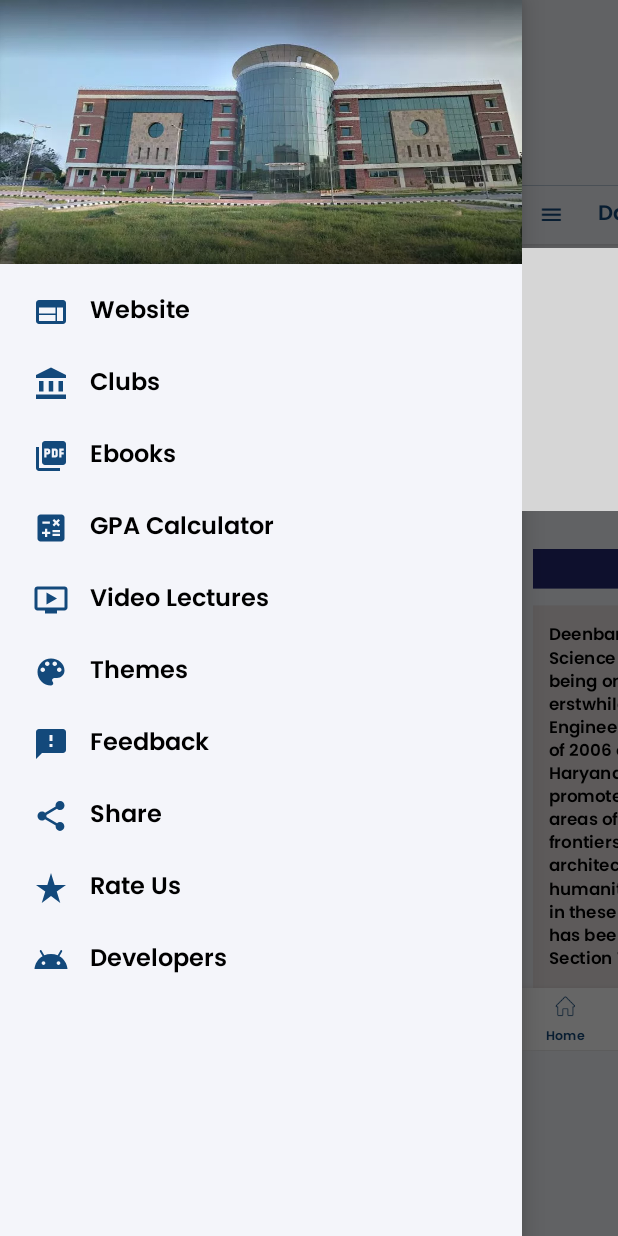
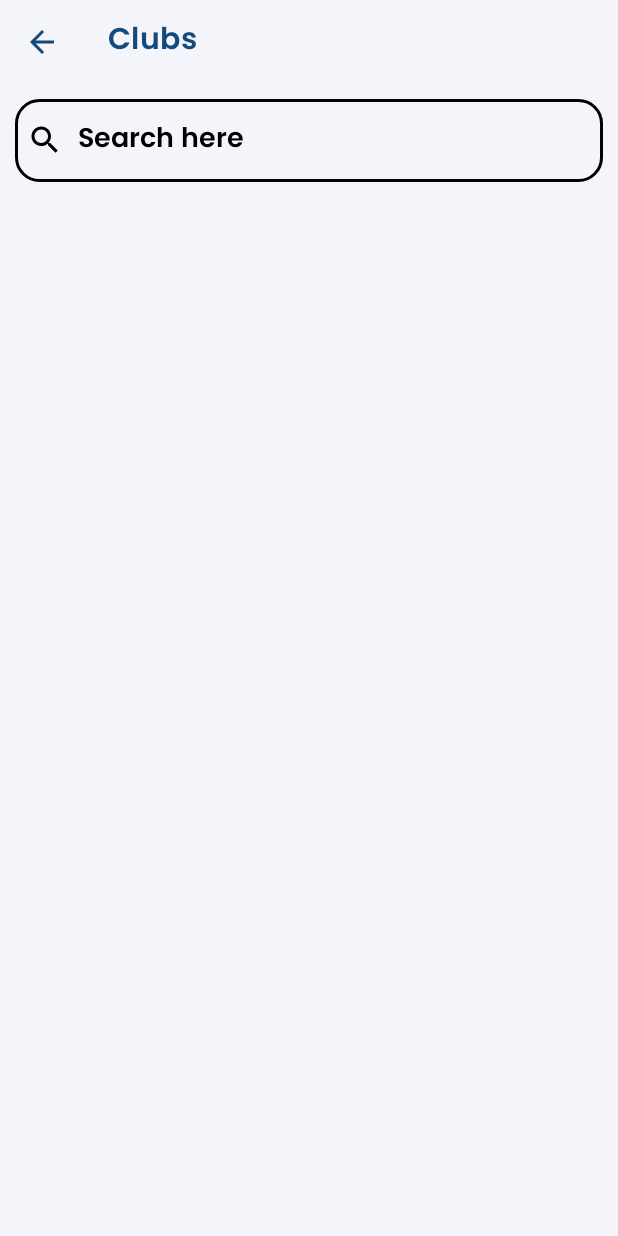
Before and after one commit to raoharshit/College_App, an Android app: the screen it shows after launch once a user with an empty profile is signed in (MainActivity before the commit, ClubActivity after it), after a tap on "Clubs", on a phone screen of 412 x 824 dp. Run offline under Robolectric (Android 15) with nearby library versions, the phone set to English and light mode, and no system bars; our stand-ins replace CircleImageView, Firebase (no records; nobody signed in at launch, a user with empty details on screens opened directly), Picasso, Shimmer, navigation-ui; libraries missing offline, so code that uses them is left out: com.smarteist.autoimageslider; plain views replace SliderLayout; pictures from the network do not load; 12 statements that could not run were skipped; 2 other taps on this screen came first; grey boxes are pictures that could not be loaded.

Commit message:
clubs activity is added

```diff
--- a/UserApp/src/main/AndroidManifest.xml
+++ b/UserApp/src/main/AndroidManifest.xml
@@ -16,7 +16,8 @@
         tools:replace="android:label"
         tools:targetApi="31">
         <activity
-            android:name=".ClubActivity"
+            android:name=".clubs.ClubActivity"
+            android:parentActivityName=".MainActivity"
             android:exported="false" />
         <activity
             android:name=".SplashScreen"
--- a/UserApp/src/main/java/com/example/collegeapp/MainActivity.java
+++ b/UserApp/src/main/java/com/example/collegeapp/MainActivity.java
@@ -32,6 +32,7 @@ import android.widget.Button;
 import android.widget.Toast;
 
 import com.example.collegeapp.Authentication.LoginActivity;
+import com.example.collegeapp.clubs.ClubActivity;
 import com.example.collegeapp.ebook.EbookActivity;
 import com.google.android.material.bottomnavigation.BottomNavigationView;
 import com.google.android.material.dialog.MaterialAlertDialogBuilder;
@@ -211,6 +212,11 @@ public class MainActivity extends AppCompatActivity implements NavigationView.On
                 startActivity(intent);
                 break;
 
+            case R.id.navigation_clubs:
+                intent = new Intent(MainActivity.this, ClubActivity.class);
+                startActivity(intent);
+                break;
+
             case R.id.navigation_share:
 
                 try{
--- /dev/null
+++ b/UserApp/src/main/java/com/example/collegeapp/clubs/ClubActivity.java
@@ -0,0 +1,132 @@
+package com.example.collegeapp.clubs;
+
+import androidx.annotation.NonNull;
+import androidx.appcompat.app.AppCompatActivity;
+import androidx.appcompat.widget.Toolbar;
+import androidx.recyclerview.widget.LinearLayoutManager;
+import androidx.recyclerview.widget.RecyclerView;
+
+import android.annotation.SuppressLint;
+import android.os.Bundle;
+import android.text.Editable;
+import android.text.TextWatcher;
+import android.view.View;
+import android.widget.EditText;
+import android.widget.LinearLayout;
+import android.widget.Toast;
+
+import com.example.collegeapp.R;
+import com.facebook.shimmer.ShimmerFrameLayout;
+import com.google.firebase.database.DataSnapshot;
+import com.google.firebase.database.DatabaseError;
+import com.google.firebase.database.DatabaseReference;
+import com.google.firebase.database.FirebaseDatabase;
+import com.google.firebase.database.ValueEventListener;
+
+import java.util.ArrayList;
+import java.util.List;
+import java.util.Objects;
+
+public class ClubActivity extends AppCompatActivity {
+
+
+    private RecyclerView clubListRV;
+    private DatabaseReference reference;
+    private List<ClubData> list;
+    private ClubAdapter adapter;
+
+    ShimmerFrameLayout shimmerFrameLayout;
+    private LinearLayout shimmerLinearLayout;
+    private EditText club_search;
+    private Toolbar toolbar;
+
+    @Override
+    protected void onCreate(Bundle savedInstanceState) {
+        super.onCreate(savedInstanceState);
+        setContentView(R.layout.activity_club);
+
+        toolbar = findViewById(R.id.appbarClub);
+
+        setSupportActionBar(toolbar);
+        Objects.requireNonNull(getSupportActionBar()).setDisplayHomeAsUpEnabled(true);
+        toolbar.setTitle("Clubs");
+        toolbar.setTitleTextAppearance(this, R.style.poppins_bold);
+
+        clubListRV = findViewById(R.id.clubListRV);
+        reference = FirebaseDatabase.getInstance().getReference().child("Clubs");
+        reference.keepSynced(true);
+        shimmerFrameLayout = findViewById(R.id.shimmer_view_container);
+        shimmerLinearLayout = findViewById(R.id.shimmerLinearLayout);
+        club_search = findViewById(R.id.club_search);
+
+        getData();
+    }
+
+    private void getData() {
+        reference.addValueEventListener(new ValueEventListener() {
+            @SuppressLint("NotifyDataSetChanged")
+            @Override
+            public void onDataChange(@NonNull DataSnapshot dataSnapshot) {
+                list = new ArrayList<>();
+                for (DataSnapshot snapshot : dataSnapshot.getChildren()){
+                    ClubData data = snapshot.getValue(ClubData.class);
+                    list.add(data);
+                }
+                adapter = new ClubAdapter(list,ClubActivity.this);
+                adapter.notifyDataSetChanged();
+                clubListRV.setLayoutManager(new LinearLayoutManager(ClubActivity.this));
+                clubListRV.setAdapter(adapter);
+                shimmerFrameLayout.stopShimmer();
+                shimmerLinearLayout.setVisibility(View.GONE);
+                club_search.setVisibility(View.VISIBLE);
+            }
+
+            @Override
+            public void onCancelled(@NonNull DatabaseError databaseError) {
+                Toast.makeText(ClubActivity.this, databaseError.getMessage(), Toast.LENGTH_SHORT).show();
+            }
+        });
+
+        // searching pdf in edit text view
+        club_search.addTextChangedListener(new TextWatcher() {
+            @Override
+            public void beforeTextChanged(CharSequence s, int start, int count, int after) {
+
+            }
+
+            @Override
+            public void onTextChanged(CharSequence s, int start, int before, int count) {
+
+            }
+
+            @Override
+            public void afterTextChanged(Editable editable) {
+                filter(editable.toString());
+            }
+        });
+
+    }
+
+    private void filter(String text){
+        ArrayList<ClubData> filterList = new ArrayList<>();
+        for (ClubData item : list){
+            if (item.getName().toLowerCase().contains(text.toLowerCase())){
+                filterList.add(item);
+            }
+        }
+        adapter.FilteredList(filterList);
+
+    }
+
+    @Override
+    protected void onPause() {
+        shimmerFrameLayout.stopShimmer();
+        super.onPause();
+    }
+
+    @Override
+    protected void onRestart() {
+        shimmerFrameLayout.startShimmer();
+        super.onRestart();
+    }
+}
--- /dev/null
+++ b/UserApp/src/main/java/com/example/collegeapp/clubs/ClubAdapter.java
@@ -0,0 +1,77 @@
+package com.example.collegeapp.clubs;
+
+import android.content.Context;
+import android.view.LayoutInflater;
+import android.view.View;
+import android.view.ViewGroup;
+import android.widget.ImageView;
+import android.widget.TextView;
+
+import androidx.annotation.NonNull;
+import androidx.recyclerview.widget.RecyclerView;
+
+import com.example.collegeapp.R;
+import com.squareup.picasso.Picasso;
+
+import java.util.ArrayList;
+import java.util.List;
+
+public class ClubAdapter extends RecyclerView.Adapter<ClubAdapter.ClubViewAdapter> {
+
+    private List<ClubData> list;
+    private Context context;
+
+    public ClubAdapter(List<ClubData> list, Context context) {
+        this.list = list;
+        this.context = context;
+    }
+
+    @NonNull
+    @Override
+    public ClubViewAdapter onCreateViewHolder(@NonNull ViewGroup parent, int viewType) {
+        View view = LayoutInflater.from(context).inflate(R.layout.club_item_layout,parent,false);
+        return new ClubViewAdapter(view);
+    }
+
+    public void FilteredList(ArrayList<ClubData> filterList) {
+        list = filterList;
+        notifyDataSetChanged();
+    }
+
+    @Override
+    public void onBindViewHolder(@NonNull ClubViewAdapter holder, int position) {
+        ClubData item = list.get(position);
+
+        holder.clubName.setText(item.getName());
+        holder.facultyName.setText(item.getFacCor());
+        holder.studentName.setText(item.getStuCor());
+        holder.contact.setText(item.getContact());
+
+        try {
+            Picasso.get().load(item.getImage()).into(holder.clubImage);
+        } catch (Exception e) {
+            e.printStackTrace();
+        }
+    }
+
+    @Override
+    public int getItemCount() {
+        return list.size();
+    }
+
+    public class ClubViewAdapter extends RecyclerView.ViewHolder{
+
+        private TextView clubName,facultyName,studentName,contact;
+        private ImageView clubImage;
+
+
+        public ClubViewAdapter(@NonNull View itemView) {
+            super(itemView);
+            clubName = itemView.findViewById(R.id.clubName);
+            facultyName = itemView.findViewById(R.id.facultyName);
+            studentName = itemView.findViewById(R.id.studentName);
+            contact = itemView.findViewById(R.id.contact);
+            clubImage = itemView.findViewById(R.id.clubImage);
+        }
+    }
+}
--- /dev/null
+++ b/UserApp/src/main/res/layout/activity_club.xml
@@ -0,0 +1,96 @@
+<?xml version="1.0" encoding="utf-8"?>
+<RelativeLayout xmlns:android="http://schemas.android.com/apk/res/android"
+    xmlns:app="http://schemas.android.com/apk/res-auto"
+    xmlns:tools="http://schemas.android.com/tools"
+    android:layout_width="match_parent"
+    android:background="@color/backgroundCol"
+    android:id="@+id/ebookRL"
+    android:layout_height="match_parent"
+    tools:context=".clubs.ClubActivity">
+
+    <androidx.constraintlayout.widget.ConstraintLayout
+        android:id="@+id/clubtoolbarCL"
+        android:layout_width="match_parent"
+        android:layout_height="wrap_content">
+        <com.google.android.material.appbar.AppBarLayout
+            android:id="@+id/appBarLayout"
+            android:layout_width="match_parent"
+            android:layout_height="wrap_content"
+            app:layout_constraintEnd_toEndOf="parent"
+            app:layout_constraintStart_toStartOf="parent"
+            app:layout_constraintTop_toTopOf="parent">
+
+            <androidx.appcompat.widget.Toolbar
+                android:id="@+id/appbarClub"
+                android:layout_width="match_parent"
+                android:layout_height="?attr/actionBarSize"
+                android:background="@color/backgroundCol"
+                app:title="Clubs"
+                app:titleTextColor="@color/titleBarColor"
+                style="@style/ToolbarColoredBackArrow"/>
+
+        </com.google.android.material.appbar.AppBarLayout>
+    </androidx.constraintlayout.widget.ConstraintLayout>
+
+    <EditText
+        android:layout_below="@id/clubtoolbarCL"
+        android:layout_width="match_parent"
+        android:layout_height="55dp"
+        android:id="@+id/club_search"
+        android:hint="Search here"
+        android:textColorHint="@color/black"
+        android:fontFamily="@font/prodsansbold"
+        android:inputType="text"
+        android:drawableLeft="@drawable/search_icon"
+        android:layout_marginTop="10dp"
+        android:padding="8dp"
+        android:layout_marginLeft="10dp"
+        android:layout_marginRight="10dp"
+        android:visibility="gone"
+        android:drawablePadding="10dp"
+        android:background="@drawable/edittext_search_bg"/>
+
+    <androidx.recyclerview.widget.RecyclerView
+        android:id="@+id/clubListRV"
+        android:layout_width="match_parent"
+        android:layout_height="wrap_content"
+        android:layout_below="@id/club_search" />
+
+    <com.facebook.shimmer.ShimmerFrameLayout
+        android:layout_below="@id/club_search"
+        android:id="@+id/shimmer_view_container"
+        android:layout_width="match_parent"
+        android:layout_height="wrap_content"
+        app:layout_constraintBottom_toBottomOf="parent"
+        app:layout_constraintEnd_toEndOf="parent"
+        app:layout_constraintStart_toStartOf="parent"
+        app:layout_constraintTop_toTopOf="parent">
+
+        <LinearLayout
+            android:id="@+id/shimmerLinearLayout"
+            android:layout_gravity="center"
+            android:layout_width="wrap_content"
+            android:layout_height="wrap_content"
+            android:orientation="vertical">
+            <include layout="@layout/shimmer_for_ebook"/>
+            <include layout="@layout/shimmer_for_ebook"/>
+            <include layout="@layout/shimmer_for_ebook"/>
+            <include layout="@layout/shimmer_for_ebook"/>
+            <include layout="@layout/shimmer_for_ebook"/>
+            <include layout="@layout/shimmer_for_ebook"/>
+            <include layout="@layout/shimmer_for_ebook"/>
+            <include layout="@layout/shimmer_for_ebook"/>
+            <include layout="@layout/shimmer_for_ebook"/>
+            <include layout="@layout/shimmer_for_ebook"/>
+            <include layout="@layout/shimmer_for_ebook"/>
+            <include layout="@layout/shimmer_for_ebook"/>
+            <include layout="@layout/shimmer_for_ebook"/>
+            <include layout="@layout/shimmer_for_ebook"/>
+            <include layout="@layout/shimmer_for_ebook"/>
+            <include layout="@layout/shimmer_for_ebook"/>
+        </LinearLayout>
+
+    </com.facebook.shimmer.ShimmerFrameLayout>
+
+
+</RelativeLayout>
--- a/UserApp/src/main/res/values/strings.xml
+++ b/UserApp/src/main/res/values/strings.xml
@@ -121,6 +121,9 @@
     <string name="humanities">Humanities</string>
     <string name="dcrust_website_link">https://www.dcrustm.ac.in/</string>
 
+    <string name="stuCoord">Student Coordinator :</string>
+    <string name="facCoord">Faculty Coordinator :</string>
+
     <string-array name="theme">
         <item>System Default</item>
         <item>Light</item>
```
Also changed, not shown: UserApp/src/main/java/com/example/collegeapp/clubs/ClubData.java (added, +65 -0 lines), UserApp/src/main/res/layout/club_item_layout.xml (added, +121 -0 lines).
